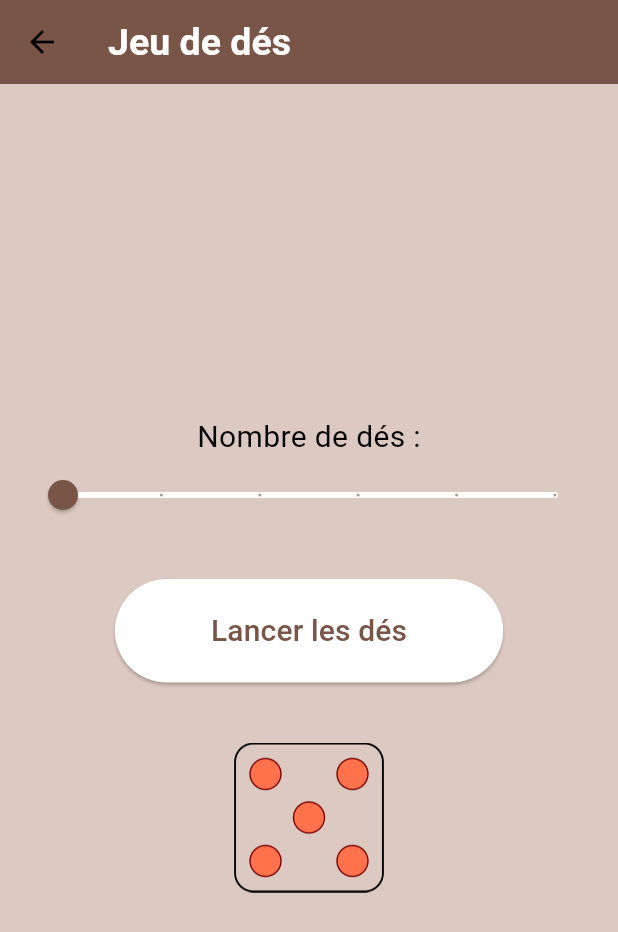
After one commit to matc78/test_app, a Flutter app: the DiceGame screen opened directly, after a tap on "Lancer les dés", on a phone screen of 412 x 824 dp. The commit adds this screen. Shown: the top 932 px of the screen. Run offline on Flutter 3.47's test engine with Material 3 defaults, Android fonts, the phone set to English and light mode, and no system bars; our stand-ins replace flutter_fortune_wheel.

Commit message:
add dice game

```diff
--- /dev/null
+++ b/lib/dice_game.dart
@@ -0,0 +1,113 @@
+import 'package:flutter/material.dart';
+import 'dart:math';
+
+class DiceGame extends StatefulWidget {
+  @override
+  _DiceGameState createState() => _DiceGameState();
+}
+
+class _DiceGameState extends State<DiceGame> with SingleTickerProviderStateMixin {
+  int _numberOfDice = 1;
+  List<int> _diceResults = [];
+  late AnimationController _controller;
+
+  @override
+  void initState() {
+    super.initState();
+    _controller = AnimationController(
+      duration: const Duration(seconds: 1),
+      vsync: this,
+    )..addListener(() {
+        setState(() {
+          if (_controller.isAnimating) {
+            _diceResults = List<int>.generate(_numberOfDice, (index) => Random().nextInt(6) + 1);
+          } else {
+            _diceResults = List<int>.generate(_numberOfDice, (index) => Random().nextInt(6) + 1);
+          }
+        });
+      });
+  }
+
+  @override
+  void dispose() {
+    _controller.dispose();
+    super.dispose();
+  }
+
+  void _rollDice() {
+    _controller.reset();
+    _controller.forward();
+  }
+
+  @override
+  Widget build(BuildContext context) {
+    return Scaffold(
+      appBar: AppBar(
+        title: Text('Jeu de dés'),
+      ),
+      body: Padding(
+        padding: const EdgeInsets.all(16.0),
+        child: Column(
+          mainAxisAlignment: MainAxisAlignment.center,
+          children: [
+            Text(
+              'Nombre de dés :',
+              style: TextStyle(fontSize: 20),
+            ),
+            Slider(
+              value: _numberOfDice.toDouble(),
+              min: 1,
+              max: 6,
+              divisions: 5,
+              label: _numberOfDice.toString(),
+              onChanged: (value) {
+                setState(() {
+                  _numberOfDice = value.toInt();
+                });
+              },
+            ),
+            SizedBox(height: 32),
+            ElevatedButton(
+              onPressed: _rollDice,
+              child: Padding(
+                padding: const EdgeInsets.symmetric(horizontal: 40.0, vertical: 20.0),
+                child: Text(
+                  'Lancer les dés',
+                  style: TextStyle(fontSize: 20),
+                ),
+              ),
+            ),
+            const SizedBox(height: 32),
+            _buildDiceDisplay(),
+          ],
+        ),
+      ),
+    );
+  }
+
+  Widget _buildDiceDisplay() {
+    return _diceResults.isEmpty
+        ? Container()
+        : Row(
+            mainAxisAlignment: MainAxisAlignment.center,
+            children: _diceResults.map((result) {
+              return Padding(
+                padding: const EdgeInsets.all(8.0),
+                child: AnimatedBuilder(
+                  animation: _controller,
+                  builder: (context, child) {
+                    return Transform.rotate(
+                      angle: _controller.value * 2.0 * pi,
+                      child: Image.asset(
+                        'assets/images/dice-png-$result.png',
+                        width: 100,
+                        height: 100,
+                      ),
+                    );
+                  },
+                ),
+              );
+            }).toList(),
+          );
+  }
+}
--- a/lib/first_page.dart
+++ b/lib/first_page.dart
@@ -1,5 +1,6 @@
 import 'package:flutter/material.dart';
 import 'package:test_1/card_drawer_game.dart';
+import 'package:test_1/dice_game.dart';
 import 'styles.dart';  // Importez le fichier des styles
 import 'pyramide_w_cards.dart';
 import 'roulette_game.dart';
@@ -56,6 +57,16 @@ class FirstPage extends StatelessWidget {
               },
               child: const Text('Tireur de Carte Aléatoire'),
             ),
+            ElevatedButton(
+              style: AppStyles.elevatedButtonStyle,  // Utilisez le style de bouton défini
+              onPressed: () {
+                Navigator.push(
+                  context,
+                  MaterialPageRoute(builder: (context) => DiceGame()),
+                );
+              },
+              child: const Text('Jeu de Dés'),
+            ),
           ],
         ),
       ),
--- a/pubspec.yaml
+++ b/pubspec.yaml
@@ -60,6 +60,12 @@ flutter:
   uses-material-design: true
   assets:
     - assets/images/pyramide.png
+    - assets/images/dice-png-1.png
+    - assets/images/dice-png-2.png
+    - assets/images/dice-png-3.png
+    - assets/images/dice-png-4.png
+    - assets/images/dice-png-5.png
+    - assets/images/dice-png-6.png
 
   # To add assets to your application, add an assets section, like this:
   # assets:
```
Also changed, not shown: assets/images/dice-png-1.png (added), assets/images/dice-png-2.png (added), assets/images/dice-png-3.png (added), assets/images/dice-png-4.png (added), assets/images/dice-png-5.png (added), assets/images/dice-png-6.png (added).
